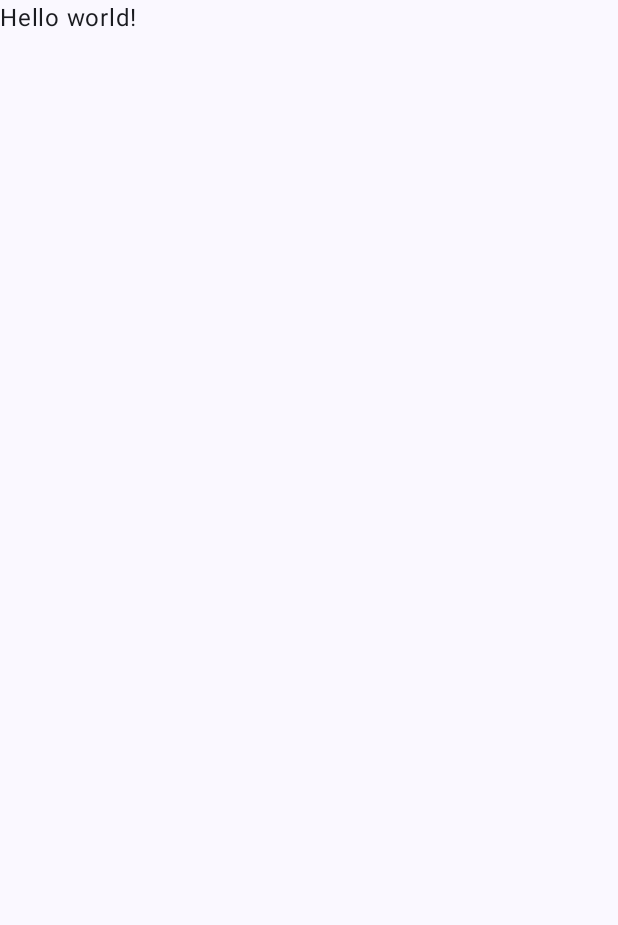
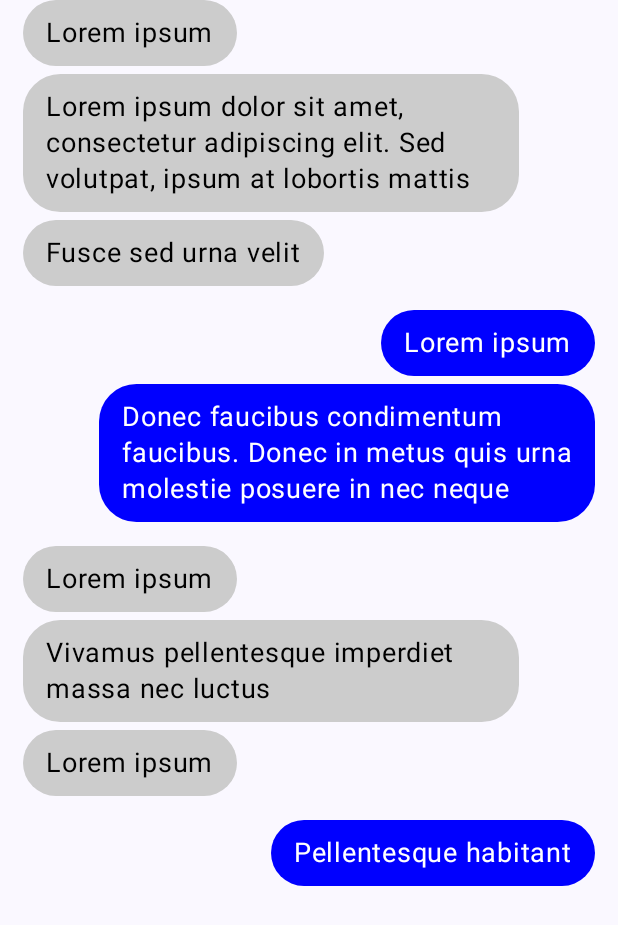
Before and after one commit to user17359/assistant, an Android app built with Jetpack Compose: the screen it shows after launch (MainActivity), on a phone screen of 412 x 824 dp. Before the commit the part shown is almost empty. Shown: the top 925 px of the screen. Run offline under Robolectric (Android 15) with nearby library versions, the phone set to English and light mode, and no system bars.

Commit message:
Added test screen for conversation

```diff
--- /dev/null
+++ b/app/src/main/java/com/example/assistant/data/Message.kt
@@ -0,0 +1,6 @@
+package com.example.assistant.data
+
+data class Message(
+    val content: String,
+    val user: Boolean
+)
--- /dev/null
+++ b/app/src/main/java/com/example/assistant/data/MockData.kt
@@ -0,0 +1,13 @@
+package com.example.assistant.data
+
+val mockData: List<Message> = listOf(
+    Message("Lorem ipsum", false),
+    Message("Lorem ipsum dolor sit amet, consectetur adipiscing elit. Sed volutpat, ipsum at lobortis mattis", false),
+    Message("Fusce sed urna velit", false),
+    Message("Lorem ipsum", true),
+    Message("Donec faucibus condimentum faucibus. Donec in metus quis urna molestie posuere in nec neque", true),
+    Message("Lorem ipsum", false),
+    Message("Vivamus pellentesque imperdiet massa nec luctus", false),
+    Message("Lorem ipsum", false),
+    Message("Pellentesque habitant", true)
+)
--- a/app/src/main/java/com/example/assistant/screens/ChatScreen.kt
+++ b/app/src/main/java/com/example/assistant/screens/ChatScreen.kt
@@ -1,23 +1,75 @@
 package com.example.assistant.screens
 
+import androidx.compose.foundation.layout.Arrangement
 import androidx.compose.foundation.layout.Box
+import androidx.compose.foundation.layout.Column
+import androidx.compose.foundation.layout.Row
+import androidx.compose.foundation.layout.Spacer
 import androidx.compose.foundation.layout.fillMaxSize
+import androidx.compose.foundation.layout.fillMaxWidth
+import androidx.compose.foundation.layout.height
 import androidx.compose.foundation.layout.padding
 import androidx.compose.material3.Scaffold
-import androidx.compose.material3.Text
 import androidx.compose.runtime.Composable
 import androidx.compose.ui.Modifier
+import androidx.compose.ui.graphics.Color
+import androidx.compose.ui.unit.dp
+import com.example.assistant.data.Message
+import com.example.assistant.data.mockData
+import com.example.assistant.elements.ChatBubble
 import com.example.assistant.viewModel.ChatViewModel
 
 @Composable
 fun ChatScreen(chatViewModel: ChatViewModel){
+
+    var last: Boolean? = null
+
     Scaffold { innerPadding ->
         Box(
             modifier = Modifier
                 .padding(innerPadding)
                 .fillMaxSize()
         ){
-            Text("Hello world!")
+            Column (
+                modifier = Modifier
+                    .fillMaxSize(),
+                verticalArrangement = Arrangement.spacedBy(5.dp)
+            ) {
+                for(message: Message in mockData){
+                    if(last != null && last != message.user){
+                        Spacer(modifier = Modifier.height(5.dp))
+                    }
+                    if(message.user) {
+                        Row(
+                            modifier = Modifier
+                                .fillMaxWidth()
+                                .padding(end = 15.dp),
+                            horizontalArrangement = Arrangement.End
+                        ) {
+                            ChatBubble(
+                                message.content,
+                                color = Color.Blue,
+                                textColor = Color.White
+                            )
+                        }
+                    }
+                    else {
+                        Row(
+                            modifier = Modifier
+                                .fillMaxWidth()
+                                .padding(start = 15.dp),
+                            horizontalArrangement = Arrangement.Start
+                        ) {
+                            ChatBubble(
+                                message.content,
+                                color = Color.LightGray,
+                                textColor = Color.Black
+                            )
+                        }
+                    }
+                    last = message.user
+                }
+            }
         }
     }
 }
```
Also changed, not shown: app/src/main/java/com/example/assistant/elements/ChatBubble.kt (+33 -4 lines).
